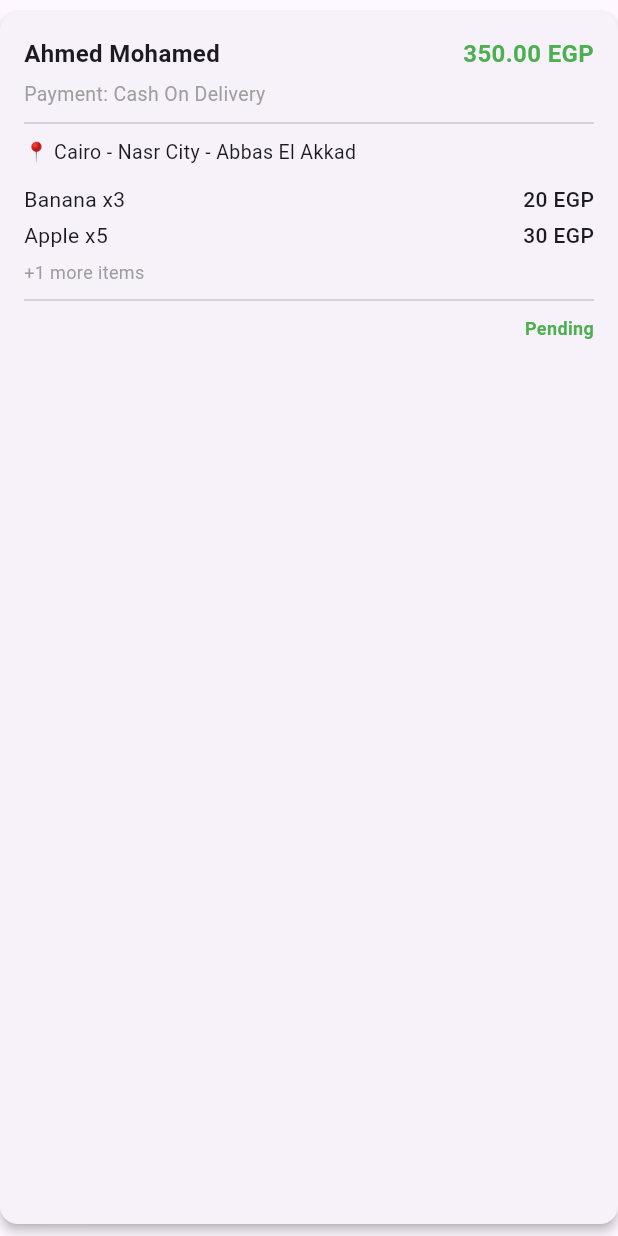
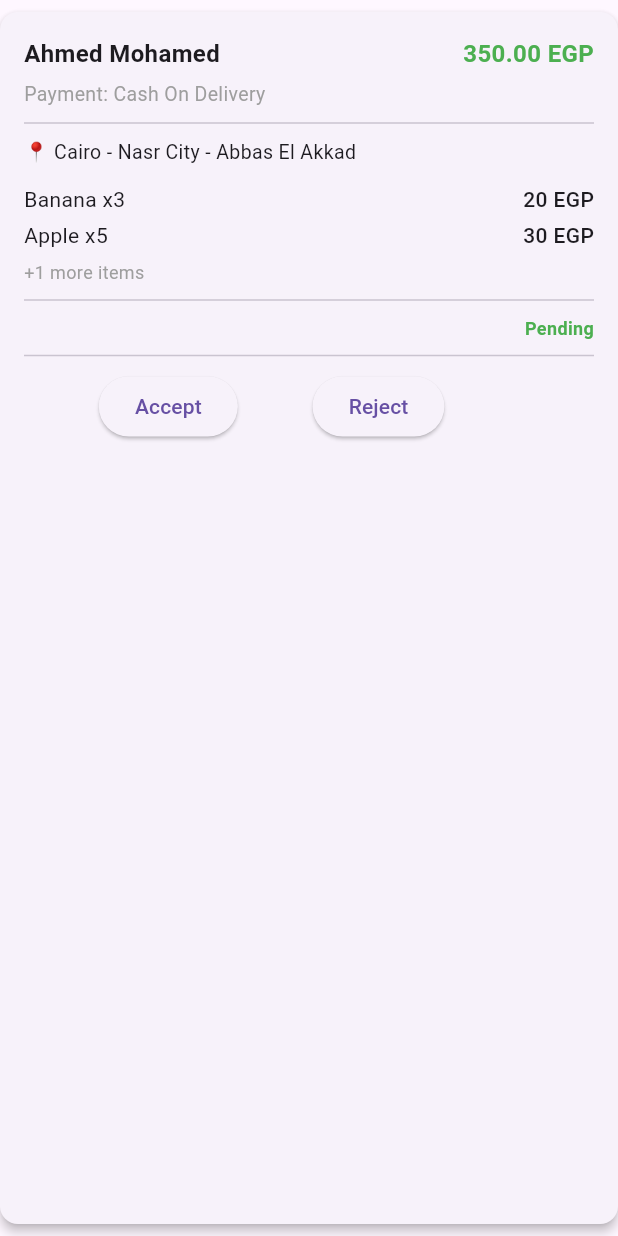
Before and after one commit to Sheriif80/Fruits-Hub-Dashboard, a Flutter app: the OrderCard widget shown alone on an empty page, opened directly with sample values from the repository, on a phone screen of 412 x 824 dp. Run offline on Flutter 3.47's test engine with Material 3 defaults, Android fonts, the phone set to English and light mode, and no system bars; our stand-ins replace bloc, cloud_firestore, dartz, firebase_core, firebase_storage, flutter_bloc and 8 more; missing offline and left inert: animated_snack_bar; accounts and stored records are empty.

Commit message:
Added order action buttons widget to the order card widget

```diff
--- /dev/null
+++ b/lib/features/orders/presentation/views/widgets/order_action_buttons.dart
@@ -0,0 +1,33 @@
+import 'package:flutter/material.dart';
+import 'package:fruits_hub_dashboard/core/enums/order_status_enum.dart';
+import 'package:fruits_hub_dashboard/features/orders/domain/entities/order_entity.dart';
+
+class OrderActionButtons extends StatelessWidget {
+  const OrderActionButtons({super.key, required this.orderEntity});
+
+  final OrderEntity orderEntity;
+
+  @override
+  Widget build(BuildContext context) {
+    return Row(
+      mainAxisAlignment: MainAxisAlignment.spaceEvenly,
+      children: [
+        Visibility(
+          visible: orderEntity.status == "Pending",
+          child: ElevatedButton(onPressed: () {}, child: const Text('Accept')),
+        ),
+        Visibility(
+          visible: orderEntity.status == "Pending",
+          child: ElevatedButton(onPressed: () {}, child: const Text('Reject')),
+        ),
+        Visibility(
+          visible: orderEntity.status == OrderStatusEnum.accepted.toString(),
+          child: ElevatedButton(
+            onPressed: () {},
+            child: const Text('Delivered'),
+          ),
+        ),
+      ],
+    );
+  }
+}
--- a/lib/features/orders/presentation/views/widgets/order_card.dart
+++ b/lib/features/orders/presentation/views/widgets/order_card.dart
@@ -1,5 +1,6 @@
 import 'package:flutter/material.dart';
 import 'package:fruits_hub_dashboard/features/orders/domain/entities/order_entity.dart';
+import 'package:fruits_hub_dashboard/features/orders/presentation/views/widgets/order_action_buttons.dart';
 
 class OrderCard extends StatelessWidget {
   final OrderEntity order;
@@ -112,6 +113,8 @@ class OrderCard extends StatelessWidget {
                       ],
                     )
                   : SizedBox(),
+              const Divider(height: 20),
+              OrderActionButtons(orderEntity: order),
             ],
           ),
         ),
```
